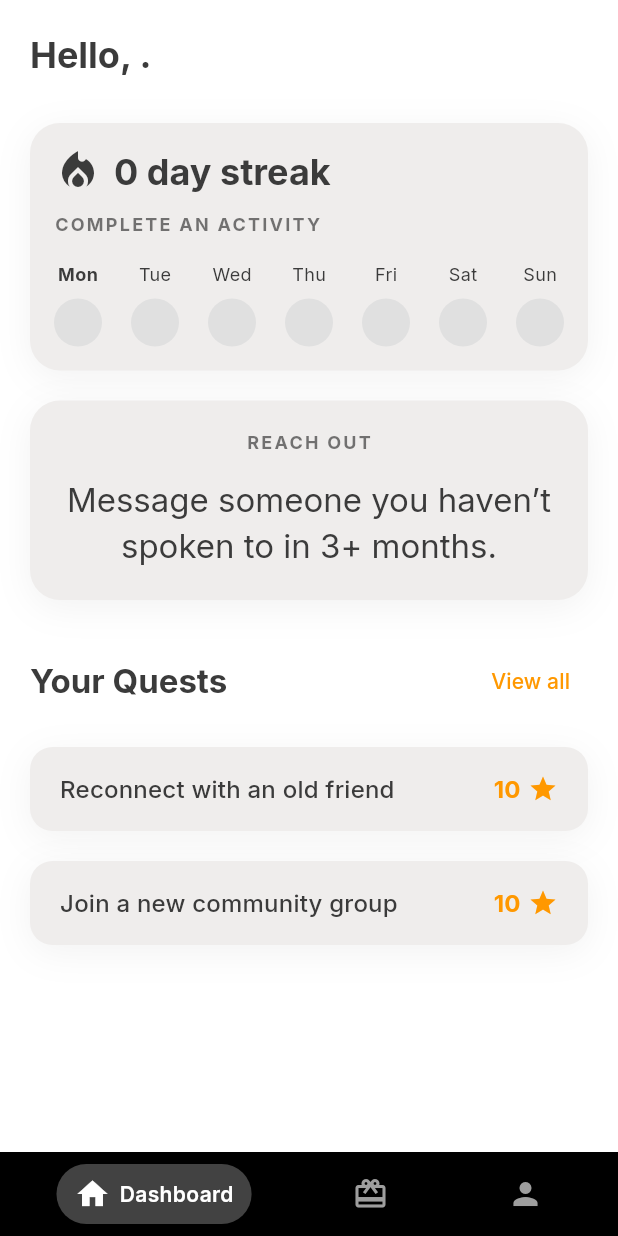
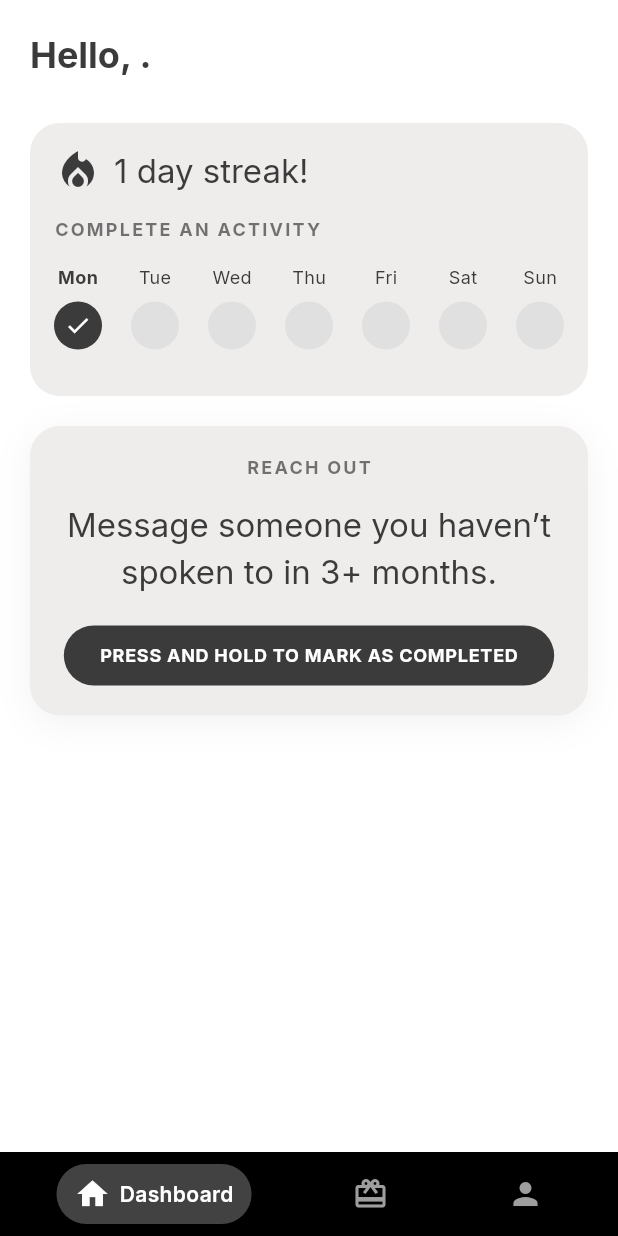
Before and after one commit to orya-ai/v3, a Flutter app: the DashboardPage screen opened by its route, on a phone screen of 412 x 824 dp. Run offline on Flutter 3.47's test engine with Material 3 defaults, Android fonts, the phone set to English and light mode, and no system bars; our stand-ins replace cloud_firestore, firebase_auth, firebase_core, flutter_riverpod, go_router, google_fonts and 2 more; accounts and stored records are empty.

Commit message:
added press and hold button to faily prompt

```diff
--- a/lib/app/router/router.dart
+++ b/lib/app/router/router.dart
@@ -128,10 +128,9 @@ final routerProvider = Provider<GoRouter>((ref) {
               GoRoute(
                 path: 'edit', // Relative path, becomes /profile/edit
                 pageBuilder: (context, state) {
-                  final currentName = state.extra as String? ?? '';
                   return MaterialPage(
                     key: state.pageKey,
-                    child: EditProfilePage(currentName: currentName),
+                    child: const EditProfilePage(),
                   );
                 },
               ),
--- a/lib/features/dashboard/presentation/dashboard_page.dart
+++ b/lib/features/dashboard/presentation/dashboard_page.dart
@@ -4,7 +4,8 @@ import 'package:cloud_firestore/cloud_firestore.dart';
 import 'package:orya/core/theme/app_theme.dart';
 import 'package:flutter_riverpod/flutter_riverpod.dart';
 import 'package:intl/intl.dart';
-import 'package:orya/features/dashboard/application/gamification_provider.dart';
+import 'package:orya/features/dashboard/application/gamification_repository.dart';
+import 'package:orya/features/profile/application/user_repository.dart';
 import 'package:orya/features/dashboard/application/daily_prompt_service.dart';
 import 'package:orya/features/dashboard/presentation/activity_calendar_page.dart';
 
@@ -16,51 +17,19 @@ class DashboardPage extends ConsumerStatefulWidget {
 }
 
 class _DashboardPageState extends ConsumerState<DashboardPage> {
-  final FirebaseFirestore _firestore = FirebaseFirestore.instance;
   final DailyConnectionPromptService _promptService = DailyConnectionPromptService();
-  String _displayName = 'User';
   String _dailyPrompt = 'Loading...';
   String _dailyPromptCategory = '';
 
   @override
   void initState() {
     super.initState();
-    _loadUserData();
     _loadDailyPrompt();
-    // Listen to user changes to update the display name in real-time
-    FirebaseAuth.instance.userChanges().listen((user) {
-      if (user != null) {
-        _loadUserData(); // Reload data from Firestore on user change
-        ref.read(gamificationProvider.notifier).loadGamificationData();
-      }
+    // Check and update streak status when the dashboard loads.
+    // The recordActivity method is now idempotent and safe to call.
+    WidgetsBinding.instance.addPostFrameCallback((_) {
+      ref.read(gamificationRepoProvider).recordActivity();
     });
-  }
-
-  Future<void> _loadUserData() async {
-    final user = FirebaseAuth.instance.currentUser;
-    if (user != null && mounted) {
-      try {
-        final docSnapshot = await _firestore.collection('users').doc(user.uid).get();
-        if (mounted && docSnapshot.exists) {
-          final data = docSnapshot.data()!;
-          setState(() {
-            _displayName = data['displayName'] ?? user.displayName ?? 'User';
-          });
-        } else {
-          // Fallback if no Firestore doc exists
-          setState(() {
-            _displayName = user.displayName ?? 'User';
-          });
-        }
-      } catch (e) {
-        // Handle potential errors, e.g., network issues
-        if (mounted) {
-          setState(() {
-            _displayName = user.displayName ?? 'User'; // Fallback on error
-          });
-        }
-      }
-    }
   }
 
   Future<void> _loadDailyPrompt() async {
@@ -75,23 +44,27 @@ class _DashboardPageState extends ConsumerState<DashboardPage> {
 
   @override
   Widget build(BuildContext context) {
-    return Container(
+    final userAsyncValue = ref.watch(userProvider);
+
+    return userAsyncValue.when(
+      data: (user) => Container(
         child: SafeArea(
           child: ListView(
             padding: const EdgeInsets.all(20.0),
             children: [
-            _buildHeader(context, _displayName),
+              _buildHeader(context, user.displayName),
               const SizedBox(height: 30),
               _buildGamificationArea(context),
               const SizedBox(height: 20),
               _buildTodaysConnectionPrompt(context),
               const SizedBox(height: 30),
-            // _buildProgressSection(context),
-            // const SizedBox(height: 30),
-            _buildQuests(context),
+              // _buildQuests(context),
             ],
           ),
         ),
+      ),
+      loading: () => const Center(child: CircularProgressIndicator()),
+      error: (error, stack) => Center(child: Text('Error: $error')),
     );
   }
 
@@ -116,14 +89,10 @@ class _DashboardPageState extends ConsumerState<DashboardPage> {
     final daySymbols = DateFormat.E().dateSymbols.STANDALONESHORTWEEKDAYS;
     final List<String> days = [...daySymbols.sublist(1), daySymbols[0]];
 
-    if (gamificationState.isLoading) {
-      return const Center(child: CircularProgressIndicator());
-    }
-
-    return GestureDetector(
+    return gamificationState.when(
+      data: (gamificationData) => GestureDetector(
         onTap: () {
-        Navigator.push(
-          context,
+          Navigator.of(context).push(
             MaterialPageRoute(builder: (context) => const ActivityCalendarPage()),
           );
         },
@@ -132,13 +101,6 @@ class _DashboardPageState extends ConsumerState<DashboardPage> {
           decoration: BoxDecoration(
             color: AppTheme.primaryBackgroundColor,
             borderRadius: BorderRadius.circular(20),
-          boxShadow: [
-            BoxShadow(
-              color: Colors.black.withOpacity(0.05),
-              blurRadius: 20,
-              offset: const Offset(0, 5),
-            ),
-          ],
           ),
           child: Column(
             crossAxisAlignment: CrossAxisAlignment.start,
@@ -146,38 +108,41 @@ class _DashboardPageState extends ConsumerState<DashboardPage> {
               Row(
               mainAxisSize: MainAxisSize.min,
               children: [
-                Icon(Icons.local_fire_department, color: AppTheme.primaryTextColor, size: 32),
+                  Icon(Icons.local_fire_department, color: AppTheme.primaryTextColor, size: 32
+                  ),
                   const SizedBox(width: 8),
                   Text(
-                  '${gamificationState.streakCount} day streak',
-                  style: Theme.of(context).textTheme.headlineSmall?.copyWith(
-                        color: AppTheme.primaryTextColor,
-                        fontWeight: FontWeight.bold,
-                      ),
+                    '${gamificationData.streak} day streak!',
+                    style: Theme.of(context).textTheme.titleLarge
                   ),
               ],
               ),
-            const SizedBox(height: 12),
-            Text(
-              'COMPLETE AN ACTIVITY',
+              const SizedBox(height: 15),
+              Text('COMPLETE AN ACTIVITY',
                   style: Theme.of(context).textTheme.labelMedium?.copyWith(
                         color: AppTheme.primaryTextColor.withOpacity(0.7),
                         fontWeight: FontWeight.bold,
                         letterSpacing: 1.5,
                       ),
               ),
-            const SizedBox(height: 16),
+
+              const SizedBox(height: 15),
+
               Row(
                 mainAxisAlignment: MainAxisAlignment.spaceBetween,
                 children: List.generate(7, (index) {
-                final dayName = days[index];
-                final isCompleted = gamificationState.weeklyProgress.length > index && gamificationState.weeklyProgress[index];
-                return _buildDayIndicator(dayName, isCompleted, index);
+                  return _buildDayIndicator(days[index], gamificationData.completedDays[index], index);
                 }),
               ),
+
+              const SizedBox(height: 15),
+
             ],
           ),
         ),
+      ),
+      loading: () => const Center(child: CircularProgressIndicator()),
+      error: (err, stack) => Text('Error: $err'),
     );
   }
 
@@ -213,6 +178,30 @@ class _DashboardPageState extends ConsumerState<DashboardPage> {
             style: Theme.of(context).textTheme.titleLarge?.copyWith(
                   color: AppTheme.primaryTextColor,
                   height: 1.4,
+                ),
+          ),
+          const SizedBox(height: 20),
+          GestureDetector(
+            onLongPress: () {
+              // Handle the long press action
+              ref.read(gamificationRepoProvider).recordActivity();
+              ScaffoldMessenger.of(context).showSnackBar(
+                const SnackBar(content: Text('Activity marked as completed!')),
+              );
+            },
+            child: Container(
+              padding: const EdgeInsets.symmetric(vertical: 12, horizontal: 24),
+              decoration: BoxDecoration(
+                color: AppTheme.primaryButtonColor, // Use a dark color from the theme
+                borderRadius: BorderRadius.circular(30),
+              ),
+              child: Text(
+                'PRESS AND HOLD TO MARK AS COMPLETED',
+                style: Theme.of(context).textTheme.labelMedium?.copyWith(
+                      color: Colors.white,
+                      fontWeight: FontWeight.bold,
+                    ),
+              ),
             ),
           ),
         ],
@@ -251,47 +240,7 @@ class _DashboardPageState extends ConsumerState<DashboardPage> {
     );
   }
 
-  Widget _buildProgressSection(BuildContext context) {
-    return Container(
-      padding: const EdgeInsets.all(16),
-      decoration: BoxDecoration(
-        color: AppTheme.primaryBackgroundColor,
-        borderRadius: BorderRadius.circular(20),
-        boxShadow: [
-          BoxShadow(
-            color: Colors.black.withOpacity(0.05),
-            blurRadius: 20,
-            offset: const Offset(0, 5),
-          ),
-        ],
-      ),
-      child: Column(
-        crossAxisAlignment: CrossAxisAlignment.start,
-        children: [
-          Text(
-            'You\'re on level 1 - Social Starter',
-            style: Theme.of(context).textTheme.titleMedium?.copyWith(fontWeight: FontWeight.bold),
-          ),
-          const SizedBox(height: 10),
-          ClipRRect(
-            borderRadius: BorderRadius.circular(10),
-            child: const LinearProgressIndicator(
-              value: 0.3, // Placeholder progress
-              minHeight: 12,
-              backgroundColor: Color(0xFFF0EAE6),
-              valueColor: AlwaysStoppedAnimation<Color>(Colors.orangeAccent),
-            ),
-          ),
-          const SizedBox(height: 5),
-          Align(
-            alignment: Alignment.centerRight,
-            child: Text('15 / 50', style: Theme.of(context).textTheme.bodySmall),
-          ),
-        ],
-      ),
-    );
-  }
-
+/*
   Widget _buildQuests(BuildContext context) {
     return Column(
       crossAxisAlignment: CrossAxisAlignment.start,
@@ -323,7 +272,7 @@ class _DashboardPageState extends ConsumerState<DashboardPage> {
         return Dismissible(
           key: Key(title), // Use a unique key for each dismissible item
           onDismissed: (direction) {
-            ref.read(gamificationProvider.notifier).recordActivity();
+            ref.read(gamificationRepoProvider).recordActivity();
             ScaffoldMessenger.of(context).showSnackBar(SnackBar(content: Text('$title dismissed')));
           },
           background: Container(
@@ -366,4 +315,7 @@ class _DashboardPageState extends ConsumerState<DashboardPage> {
       },
     );
   }
+
+  */
+
 }
--- a/pubspec.yaml
+++ b/pubspec.yaml
@@ -55,6 +55,7 @@ dependencies:
     path: lib/features
   google_fonts: ^6.2.1
   intl: ^0.20.2
+  vibration: ^3.1.3
 
 dev_dependencies:
   flutter_test:
```
Also changed, not shown: lib/features/dashboard/application/gamification_repository.dart (added, +124 -0 lines), lib/features/dashboard/domain/gamification_model.dart (added, +33 -0 lines), lib/features/profile/application/user_repository.dart (added, +37 -0 lines), lib/features/profile/domain/user.dart (added, +41 -0 lines), lib/features/profile/presentation/edit_profile_page.dart (+54 -84 lines), pubspec.lock, 2 other files. Lines whose indentation alone changed are shown as unchanged.
